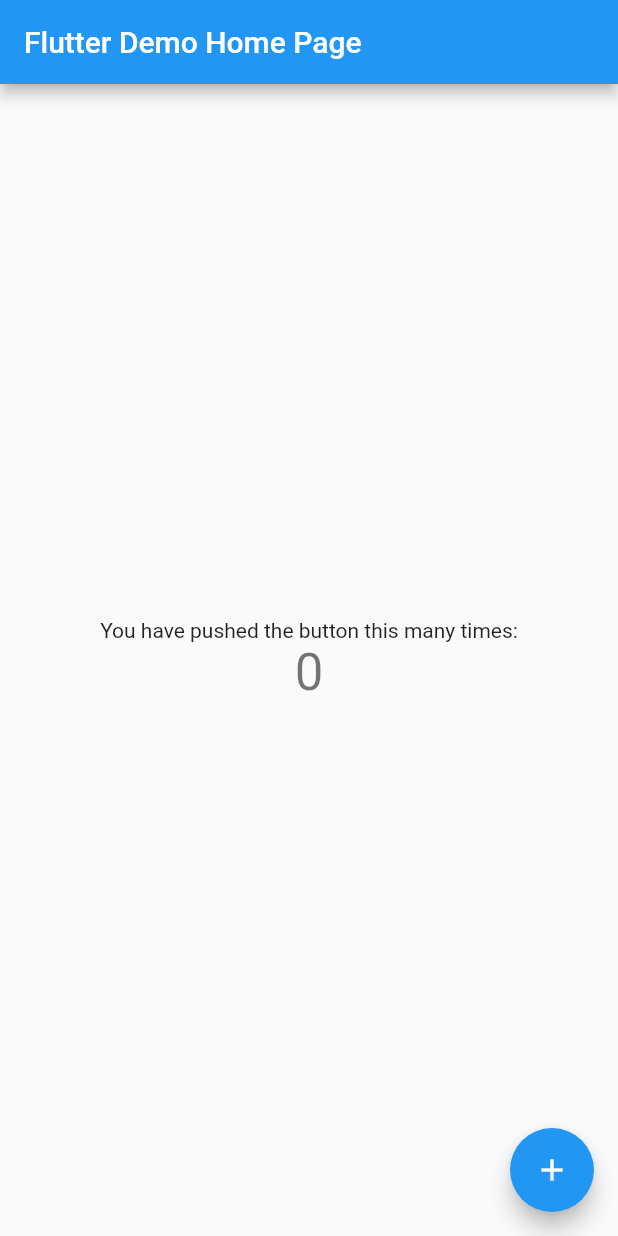
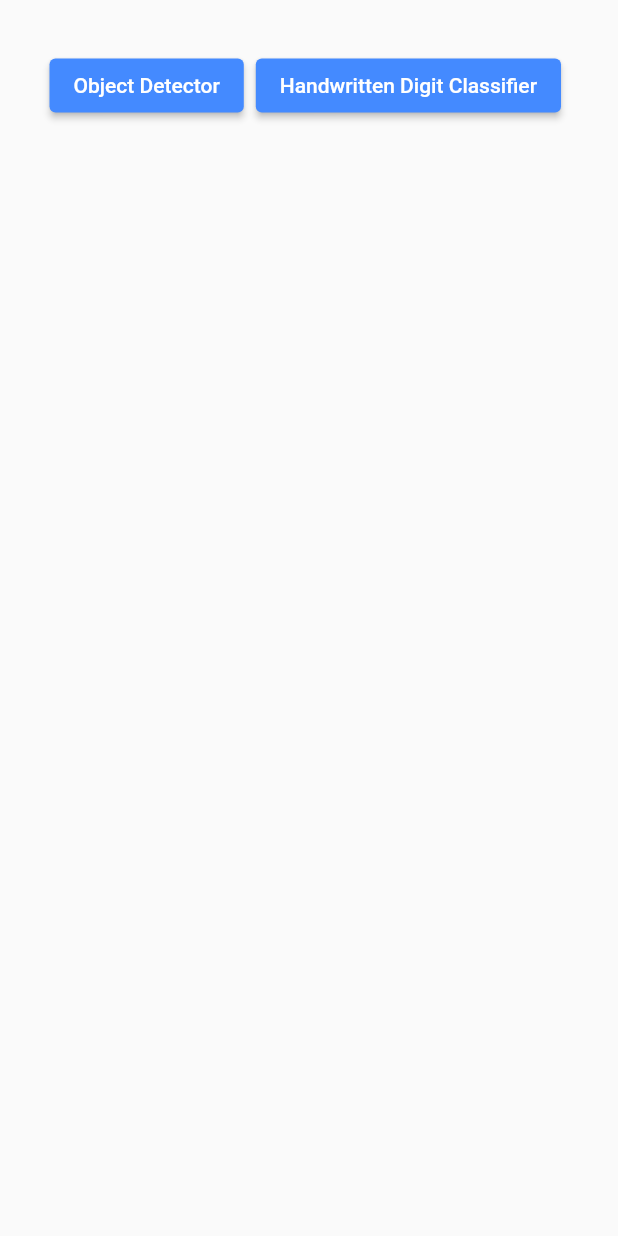
Before and after one commit to nadinCodeHat/microservices-confg-store, a Flutter app: the screen it shows after launch, on a phone screen of 412 x 824 dp. Run offline on Flutter 3.47's test engine with Material 2 defaults, Android fonts, the light colour scheme and no system bars.

Commit message:
Add btns for object detector and hw digit classifier

```diff
--- a/lib/main.dart
+++ b/lib/main.dart
@@ -1,65 +1,82 @@
 import 'package:flutter/material.dart';
 
-void main() {
-  runApp(MyApp());
-}
+void main() => runApp(new MyApp());
 
 class MyApp extends StatelessWidget {
+  // This widget is the root of your application.
   @override
   Widget build(BuildContext context) {
-    return MaterialApp(
-      title: 'Flutter Demo',
-      theme: ThemeData(
+    return new MaterialApp(
+      debugShowCheckedModeBanner: false,
+      title: 'Real Time Object Detection App',
+      theme: new ThemeData(
         primarySwatch: Colors.blue,
       ),
-      home: MyHomePage(title: 'Flutter Demo Home Page'),
+      home: new MyHomePage(title: 'ML App'),
     );
   }
 }
 
 class MyHomePage extends StatefulWidget {
   MyHomePage({Key? key, required this.title}) : super(key: key);
-
   final String title;
 
   @override
-  _MyHomePageState createState() => _MyHomePageState();
+  _ButtonState createState() => new _ButtonState();
 }
 
-class _MyHomePageState extends State<MyHomePage> {
-  int _counter = 0;
-
-  void _incrementCounter() {
-    setState(() {
-      _counter++;
-    });
-  }
-
+class _ButtonState extends State<MyHomePage> {
   @override
   Widget build(BuildContext context) {
-    return Scaffold(
-      appBar: AppBar(
-        title: Text(widget.title),
+    return new Scaffold(
+        body: Padding(
+      padding: EdgeInsets.all(10),
+      child: Row(
+        children: <Widget>[
+          Padding(
+            padding: EdgeInsets.all(15),
+            child: new ButtonBar(
+              mainAxisSize: MainAxisSize.min,
+              children: <Widget>[
+                new ElevatedButton(
+                  child: new Text('Object Detector'),
+                  style: ButtonStyle(
+                    foregroundColor:
+                        MaterialStateProperty.all<Color>(Colors.white),
+                    backgroundColor:
+                        MaterialStateProperty.all<Color>(Colors.blueAccent),
                   ),
-      body: Center(
-        child: Column(
-          mainAxisAlignment: MainAxisAlignment.center,
-          children: <Widget>[
-            Text(
-              'You have pushed the button this many times:',
+                  onPressed: () {},
                 ),
-            Text(
-              '$_counter',
-              style: Theme.of(context).textTheme.headline4,
+                new ElevatedButton(
+                  child: new Text('Handwritten Digit Classifier'),
+                  style: ButtonStyle(
+                    foregroundColor:
+                        MaterialStateProperty.all<Color>(Colors.white),
+                    backgroundColor:
+                        MaterialStateProperty.all<Color>(Colors.blueAccent),
+                  ),
+                  onPressed: () {},
                 ),
               ],
             ),
           ),
-      floatingActionButton: FloatingActionButton(
-        onPressed: _incrementCounter,
-        tooltip: 'Increment',
-        child: Icon(Icons.add),
+        ],
       ),
-    );
+    ));
   }
 }
+
+
+
+/*
+  new ElevatedButton(
+              child: new Text('Object Detector'),
+              style: ButtonStyle(
+                foregroundColor: MaterialStateProperty.all<Color>(Colors.white),
+                backgroundColor:
+                    MaterialStateProperty.all<Color>(Colors.blueAccent),
+              ),
+              onPressed: () {},
+            ),
+            */
```
Lines whose indentation alone changed are shown as unchanged.
